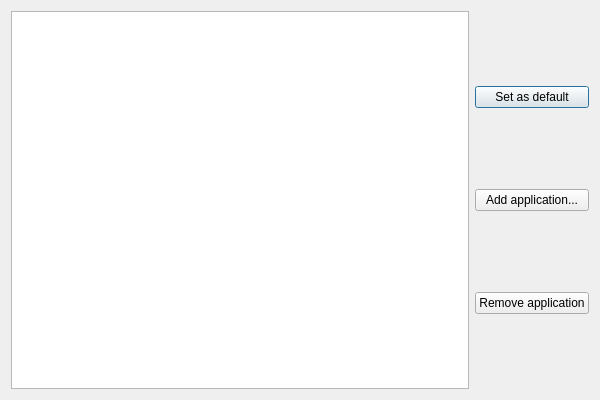
jlu5/appsel, file ui/setdefaultappdialog.ui: the form before one commit.
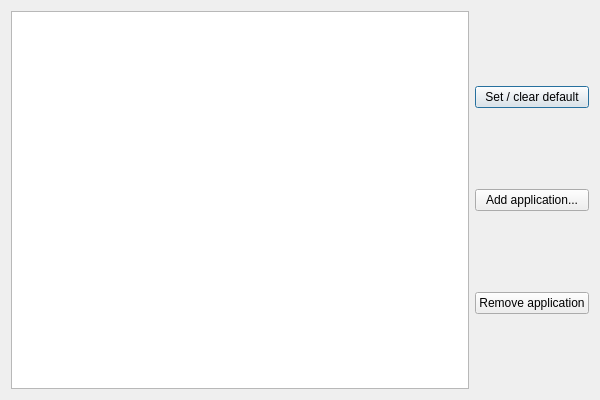
The form after the commit.

Commit message: Make button trigger clear the default application if it is already the default

```diff
--- a/ui/setdefaultappdialog.ui
+++ b/ui/setdefaultappdialog.ui
@@ -28,7 +28,7 @@
      <item>
       <widget class="QPushButton" name="setAsDefault">
        <property name="text">
-        <string>Set as default</string>
+        <string>Set / clear default</string>
        </property>
       </widget>
      </item>
```
The commit also changes 2 other files.
